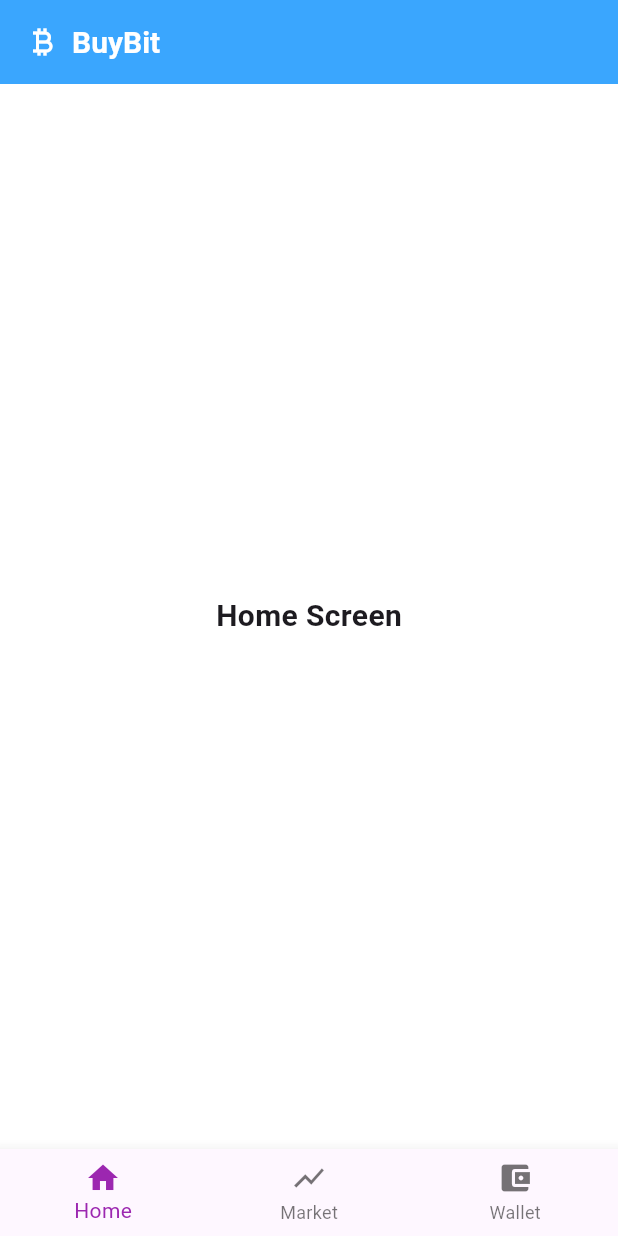
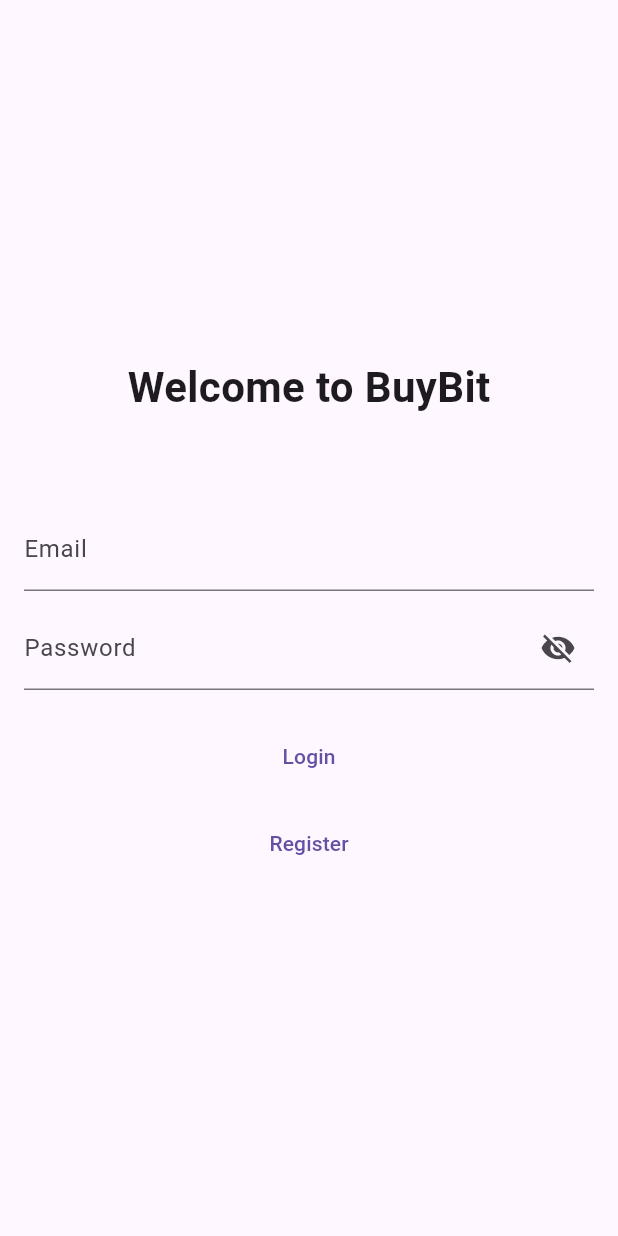
Before and after one commit to kaiichun/buybit-crypto-wallet, a Flutter app: the screen it shows after launch, on a phone screen of 412 x 824 dp. Run offline on Flutter 3.47's test engine with Material 3 defaults, Android fonts, the phone set to English and light mode, and no system bars; our stand-ins replace cloud_firestore, firebase_auth, firebase_core; accounts and stored records are empty.

```diff
--- /dev/null
+++ b/lib/data/service/auth_service.dart
@@ -0,0 +1,41 @@
+import 'package:firebase_auth/firebase_auth.dart';
+
+class AuthService {
+  final FirebaseAuth _auth = FirebaseAuth.instance;
+  Future<User?> createUserWithEmailAndPassword(String email, String password) async {
+    try {
+      UserCredential userCredential = await _auth.createUserWithEmailAndPassword(
+        email: email,
+        password: password,
+      );
+      return userCredential.user;
+    } catch (e) {
+      print('Error creating user: $e');
+      return null;
+    }
+  }
+  Future<User?> loginWithEmailAndPassword(String email, String password) async {
+    try {
+      UserCredential userCredential = await _auth.signInWithEmailAndPassword(
+        email: email,
+        password: password,
+      );
+      return userCredential.user;
+    } catch (e) {
+      print('Error logging in: $e');
+      return null;
+    }
+  }
+  bool isLoggedIn() {
+    return _auth.currentUser != null;
+  }
+  void logout() {
+    _auth.signOut();
+  }
+  User? getCurrentUser() {
+    return _auth.currentUser;
+  }
+  String? getUid() {
+    return _auth.currentUser?.uid;
+  }
+}
--- a/lib/main.dart
+++ b/lib/main.dart
@@ -1,13 +1,18 @@
 import 'package:buybit/navigation/navigation_screen.dart';
+import 'package:buybit/screens/login_screen.dart';
+import 'package:buybit/screens/resigter.dart';
 import 'package:flutter/material.dart';
+import 'package:firebase_auth/firebase_auth.dart';
+import 'package:firebase_core/firebase_core.dart';
+import 'firebase_options.dart';
 
-void main() {
+void main() async {
+  WidgetsFlutterBinding.ensureInitialized();
+  await Firebase.initializeApp(options: DefaultFirebaseOptions.currentPlatform);
   runApp(const MyApp());
 }
-
 class MyApp extends StatelessWidget {
   const MyApp({super.key});
-
   @override
   Widget build(BuildContext context) {
     return MaterialApp(
@@ -16,7 +21,12 @@ class MyApp extends StatelessWidget {
         primarySwatch: Colors.green,
         visualDensity: VisualDensity.adaptivePlatformDensity,
       ),
-      home: const NavigationScreen(),
+      home: FirebaseAuth.instance.currentUser == null ? const LoginScreen() : const NavigationScreen(),
+      routes: {
+        '/login': (context) => const LoginScreen(),
+        '/register': (context) => const RegisterScreen(),
+         '/main': (context) => const NavigationScreen(),
+      },
     );
   }
 }
--- /dev/null
+++ b/lib/screens/login_screen.dart
@@ -0,0 +1,89 @@
+import 'package:buybit/data/service/auth_service.dart';
+import 'package:buybit/navigation/navigation_screen.dart';
+import 'package:flutter/material.dart';
+import 'package:firebase_auth/firebase_auth.dart';
+
+class LoginScreen extends StatefulWidget {
+  const LoginScreen({super.key});
+  @override
+  _LoginScreenState createState() => _LoginScreenState();
+}
+class _LoginScreenState extends State<LoginScreen> {
+  final _emailController = TextEditingController();
+  final _passwordController = TextEditingController();
+  final AuthService _authService = AuthService();
+  bool _showPassword = true;
+  void _passwordVisibility() {
+    setState(() {
+      _showPassword = !_showPassword;
+    });
+  }
+  Future<void> _login() async {
+    User? user = await _authService.loginWithEmailAndPassword(
+      _emailController.text,
+      _passwordController.text,
+    );
+    if (user != null) {
+      Navigator.pushReplacement(
+        context,
+        MaterialPageRoute(builder: (context) => const NavigationScreen()),
+      );
+    } else {
+      ScaffoldMessenger.of(context).showSnackBar(
+        const SnackBar(content: Text('Login failed')),
+      );
+    }
+  }
+  @override
+  Widget build(BuildContext context) {
+    return Scaffold(
+      body: Padding(
+        padding: const EdgeInsets.all(16.0),
+        child: Column(
+          mainAxisAlignment: MainAxisAlignment.center,
+          crossAxisAlignment: CrossAxisAlignment.center,
+          children: [
+            const Text(
+              'Welcome to BuyBit',
+              style: TextStyle(
+                fontSize: 28,
+                fontWeight: FontWeight.bold,
+              ),
+            ),
+            const SizedBox(height: 60),
+            TextField(
+              controller: _emailController,
+              decoration: const InputDecoration(labelText: 'Email'),
+            ),
+            const SizedBox(height: 10),
+            TextField(
+              controller: _passwordController,
+              obscureText: _showPassword,
+              decoration: InputDecoration(
+                labelText: 'Password',
+                suffixIcon: IconButton(
+                  icon: Icon(
+                    _showPassword ? Icons.visibility_off : Icons.visibility,
+                  ),
+                  onPressed: _passwordVisibility,
+                ),
+              ),
+            ),
+            const SizedBox(height: 20),
+            TextButton(
+              onPressed: _login,
+              child: const Text('Login'),
+            ),
+            const SizedBox(height: 10),
+            TextButton(
+              onPressed: () {
+                Navigator.pushReplacementNamed(context, '/register');
+              },
+              child: const Text('Register'),
+            ),
+          ],
+        ),
+      ),
+    );
+  }
+}
--- a/pubspec.yaml
+++ b/pubspec.yaml
@@ -36,6 +36,7 @@ dependencies:
   cupertino_icons: ^1.0.8
   go_router: ^14.2.7
   firebase_core: ^3.4.1
+  firebase_auth: ^5.3.0
   cloud_firestore: ^5.4.1
   http: ^1.2.2
   fl_chart: ^0.69.0
```
Also changed, not shown: lib/data/modal/user.dart (+5 -12 lines), lib/data/repository/auth_repository.dart (added, +42 -0 lines), lib/data/repository/user_repository.dart (added, +76 -0 lines), lib/screens/home_screen.dart (+16 -3 lines), lib/screens/resigter.dart (added, +182 -0 lines), pubspec.lock, 1 other file.
